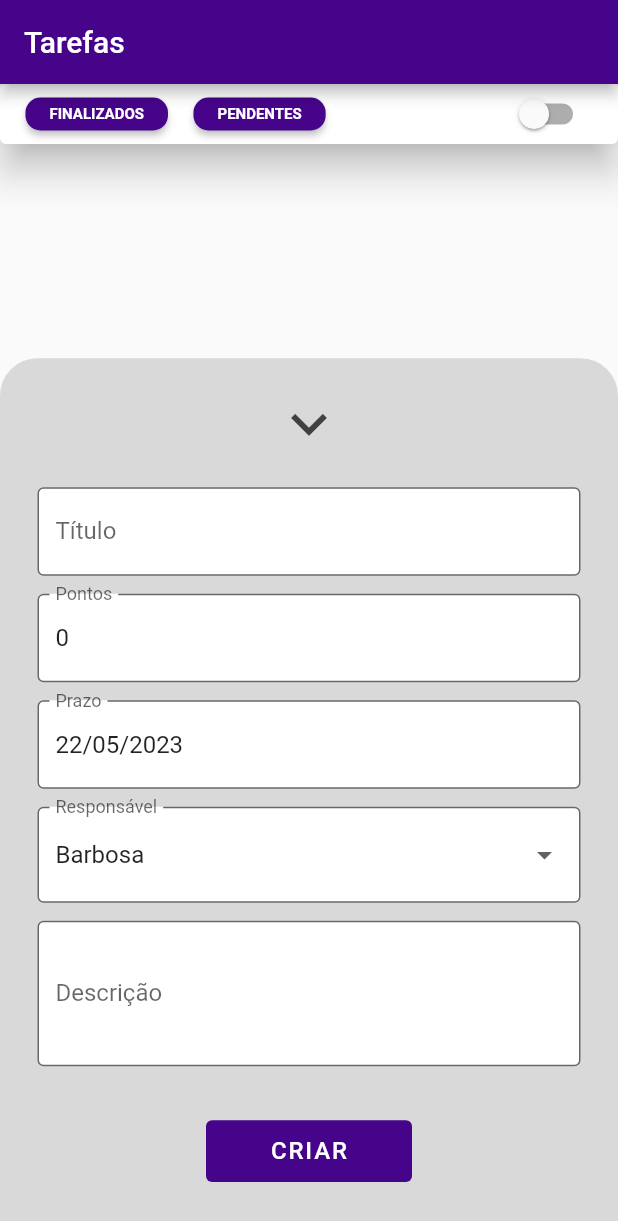
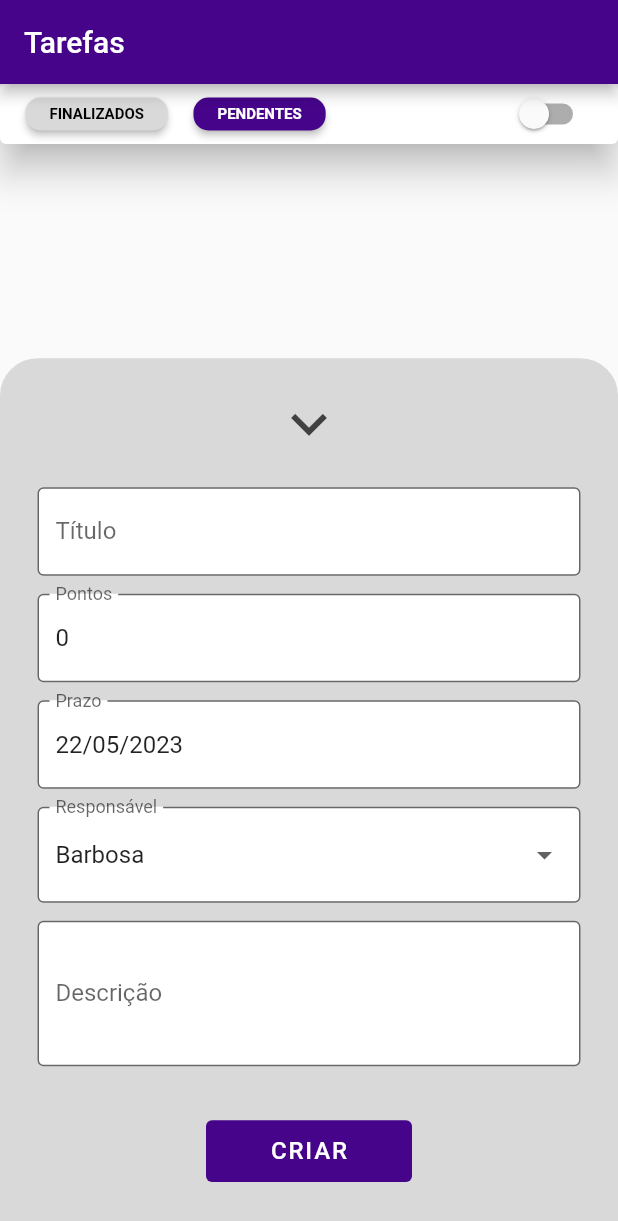
Before and after one commit to jonasbraga/repstask-frontend, a Flutter app: the screen it shows after launch, after a tap on the "add" icon, on a phone screen of 412 x 824 dp. Shown: the top 1221 px of the screen. Run offline on Flutter 3.47's test engine with Material 2 defaults, Android fonts, the phone set to English and light mode, and no system bars; network calls fail.

Commit message:
HU06 - Update Interface of fiter's tasks

```diff
--- a/lib/components/filter_task_component.dart
+++ b/lib/components/filter_task_component.dart
@@ -1,5 +1,7 @@
 import 'package:flutter/material.dart';
 import 'package:reptask/utils/primary_color.dart';
+
+import '../controllers/streams_controller.dart';
 
 class FilterTasks extends StatefulWidget {
   const FilterTasks({Key? key}) : super(key: key);
@@ -9,9 +11,9 @@ class FilterTasks extends StatefulWidget {
 }
 
 class _FilterTasks extends State<FilterTasks> {
-  bool _hasFavoriteBeenPressed = false;
-  bool _hasPendentsBeenPressed = false;
-  bool isSwitched = false;
+  bool _hasFinalizadoBeenPressed = false;
+  bool _hasPendentsBeenPressed = true;
+  bool _hasSelfTasks = false;
 
   @override
   Widget build(BuildContext context) {
@@ -29,12 +31,12 @@ class _FilterTasks extends State<FilterTasks> {
             const Spacer(flex: 1),
             ElevatedButton(
               style: ButtonStyle(
-                backgroundColor: _hasFavoriteBeenPressed
-                    ? const MaterialStatePropertyAll(
+                backgroundColor: _hasFinalizadoBeenPressed
+                    ? MaterialStatePropertyAll(
+                        primaryColor,
+                      )
+                    : const MaterialStatePropertyAll(
                         Color.fromRGBO(217, 217, 217, 1),
-                      )
-                    : MaterialStatePropertyAll(
-                        primaryColor,
                       ),
                 shape: MaterialStateProperty.all<RoundedRectangleBorder>(
                   RoundedRectangleBorder(
@@ -49,19 +51,24 @@ class _FilterTasks extends State<FilterTasks> {
               onPressed: () => {
                 setState(
                   () {
-                    _hasFavoriteBeenPressed = !_hasFavoriteBeenPressed;
+                    // Pendente ta selecionado? se sim, desmarca o pendente também.
+                    _hasFinalizadoBeenPressed = !_hasFinalizadoBeenPressed;
+                    if (_hasFinalizadoBeenPressed == _hasPendentsBeenPressed) {
+                      _hasPendentsBeenPressed = false;
+                    }
+                    notifyTaskList();
                   },
                 ),
               },
-              child: _hasFavoriteBeenPressed
+              child: _hasFinalizadoBeenPressed
                   ? (const Text('FINALIZADOS',
                       style: TextStyle(
-                          color: Colors.black,
+                          color: Colors.white,
                           fontSize: 10,
                           fontWeight: FontWeight.bold)))
                   : (const Text('FINALIZADOS',
                       style: TextStyle(
-                          color: Colors.white,
+                          color: Colors.black,
                           fontSize: 10,
                           fontWeight: FontWeight.bold))),
             ),
@@ -69,11 +76,11 @@ class _FilterTasks extends State<FilterTasks> {
             ElevatedButton(
               style: ButtonStyle(
                 backgroundColor: _hasPendentsBeenPressed
-                    ? const MaterialStatePropertyAll(
+                    ? MaterialStatePropertyAll(
+                        primaryColor,
+                      )
+                    : const MaterialStatePropertyAll(
                         Color.fromRGBO(217, 217, 217, 1),
-                      )
-                    : MaterialStatePropertyAll(
-                        primaryColor,
                       ),
                 shape: MaterialStateProperty.all<RoundedRectangleBorder>(
                   RoundedRectangleBorder(
@@ -89,28 +96,34 @@ class _FilterTasks extends State<FilterTasks> {
                 setState(
                   () {
                     _hasPendentsBeenPressed = !_hasPendentsBeenPressed;
+
+                    if (_hasFinalizadoBeenPressed == _hasPendentsBeenPressed) {
+                      _hasFinalizadoBeenPressed = false;
+                    }
+                    notifyTaskList();
                   },
                 ),
               },
               child: _hasPendentsBeenPressed
                   ? (const Text('PENDENTES',
                       style: TextStyle(
-                        color: Colors.black,
+                        color: Colors.white,
                         fontSize: 10,
                         fontWeight: FontWeight.bold,
                       )))
                   : (const Text('PENDENTES',
                       style: TextStyle(
-                          color: Colors.white,
+                          color: Colors.black,
                           fontSize: 10,
                           fontWeight: FontWeight.bold))),
             ),
             const Spacer(flex: 7),
             Switch(
-              value: isSwitched,
+              value: _hasSelfTasks,
               onChanged: (value) {
                 setState(() {
-                  isSwitched = value;
+                  _hasSelfTasks = value;
+                  notifyTaskList();
                 });
               },
             ),
@@ -120,4 +133,9 @@ class _FilterTasks extends State<FilterTasks> {
       ),
     );
   }
+
+  void notifyTaskList() {
+    refreshTaskPageStream.sink.add(
+        [_hasFinalizadoBeenPressed, _hasPendentsBeenPressed, _hasSelfTasks]);
+  }
 }
--- a/lib/controllers/streams_controller.dart
+++ b/lib/controllers/streams_controller.dart
@@ -1,3 +1,3 @@
 import 'dart:async';
 
-StreamController<void> refreshTaskPageStream = StreamController();
+StreamController<List<bool>?> refreshTaskPageStream = StreamController();
--- a/lib/controllers/task_controller.dart
+++ b/lib/controllers/task_controller.dart
@@ -36,6 +36,7 @@ class TaskController {
       // then parse the JSON.
       var body = jsonDecode(response.body);
       List<TaskModel> results = [];
+      if (body.length > 0) {
         body.forEach((taskJson) {
           TaskModel task = TaskModel(
               pontos: taskJson['value'],
@@ -46,6 +47,7 @@ class TaskController {
               id: taskJson['id']);
           results.add(task);
         });
+      }
       return results;
     } else {
       // If the server did not return a 200 OK response,
```
Lines whose indentation alone changed are shown as unchanged.
